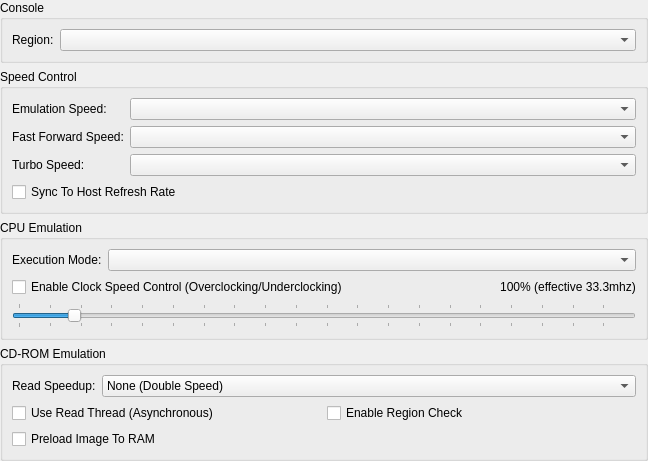
kofxi3584karlayang/duckstation, file src/duckstation-qt/consolesettingswidget.ui: the form before one commit.
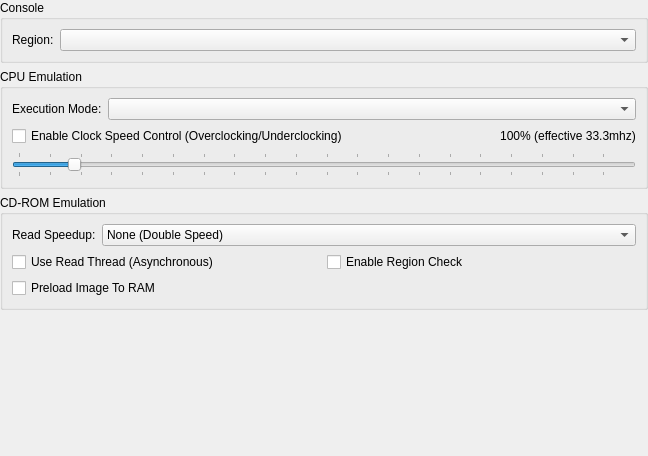
The form after the commit.

Commit message: Qt: Move speed settings into its own category

The edit to the form file:
```diff
--- a/src/duckstation-qt/consolesettingswidget.ui
+++ b/src/duckstation-qt/consolesettingswidget.ui
@@ -45,52 +45,6 @@
      </layout>
     </widget>
    </item>
-   <item>
-    <widget class="QGroupBox" name="groupBox_5">
-     <property name="title">
-      <string>Speed Control</string>
-     </property>
-     <layout class="QFormLayout" name="formLayout_2">
-      <item row="0" column="0">
-       <widget class="QLabel" name="label_4">
-        <property name="text">
-         <string>Emulation Speed:</string>
-        </property>
-       </widget>
-      </item>
-      <item row="0" column="1">
-       <widget class="QComboBox" name="emulationSpeed"/>
-      </item>
-      <item row="1" column="0">
-       <widget class="QLabel" name="label_5">
-        <property name="text">
-         <string>Fast Forward Speed:</string>
-        </property>
-       </widget>
-      </item>
-      <item row="1" column="1">
-       <widget class="QComboBox" name="fastForwardSpeed"/>
-      </item>
-      <item row="2" column="0">
-       <widget class="QLabel" name="label_6">
-        <property name="text">
-         <string>Turbo Speed:</string>
-        </property>
-       </widget>
-      </item>
-      <item row="2" column="1">
-       <widget class="QComboBox" name="turboSpeed"/>
-      </item>
-      <item row="3" column="0" colspan="2">
-       <widget class="QCheckBox" name="syncToHostRefreshRate">
-        <property name="text">
-         <string>Sync To Host Refresh Rate</string>
-        </property>
-       </widget>
-      </item>
-     </layout>
-    </widget>
-   </item>
    <item>
     <widget class="QGroupBox" name="groupBox_2">
      <property name="title">
```
The commit also changes 12 other files.
